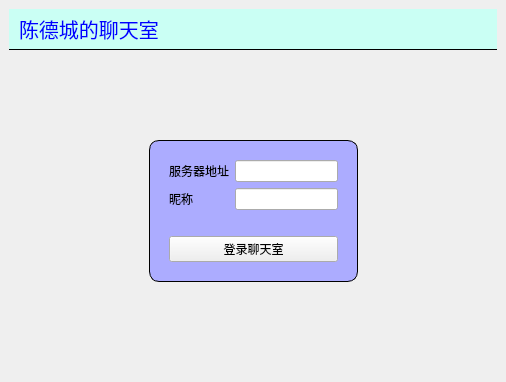
Old version of the form mainwindow.ui in the repository zhuguotiao/Lab4.
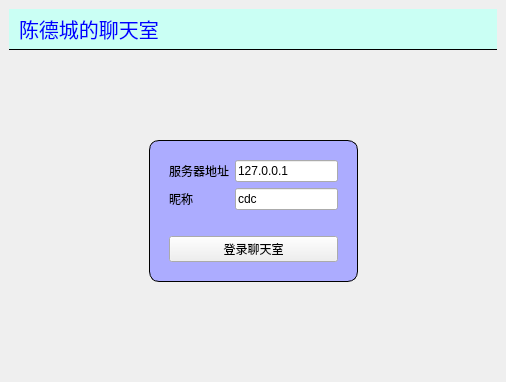
New version of the form. The open tabs and pages were chosen to show the change.

Commit message: 5 服务器解析json数据

```diff
--- a/mainwindow.ui
+++ b/mainwindow.ui
@@ -145,7 +145,11 @@
               </widget>
              </item>
              <item row="0" column="1">
-              <widget class="QLineEdit" name="serverEdit"/>
+              <widget class="QLineEdit" name="serverEdit">
+               <property name="text">
+                <string>127.0.0.1</string>
+               </property>
+              </widget>
              </item>
              <item row="1" column="0">
               <widget class="QLabel" name="label_3">
@@ -155,7 +159,11 @@
               </widget>
              </item>
              <item row="1" column="1">
-              <widget class="QLineEdit" name="usernameEdit"/>
+              <widget class="QLineEdit" name="usernameEdit">
+               <property name="text">
+                <string>cdc</string>
+               </property>
+              </widget>
              </item>
             </layout>
            </item>
```
Left out of the diff: 2 changed lines with no effect on the pictures.
